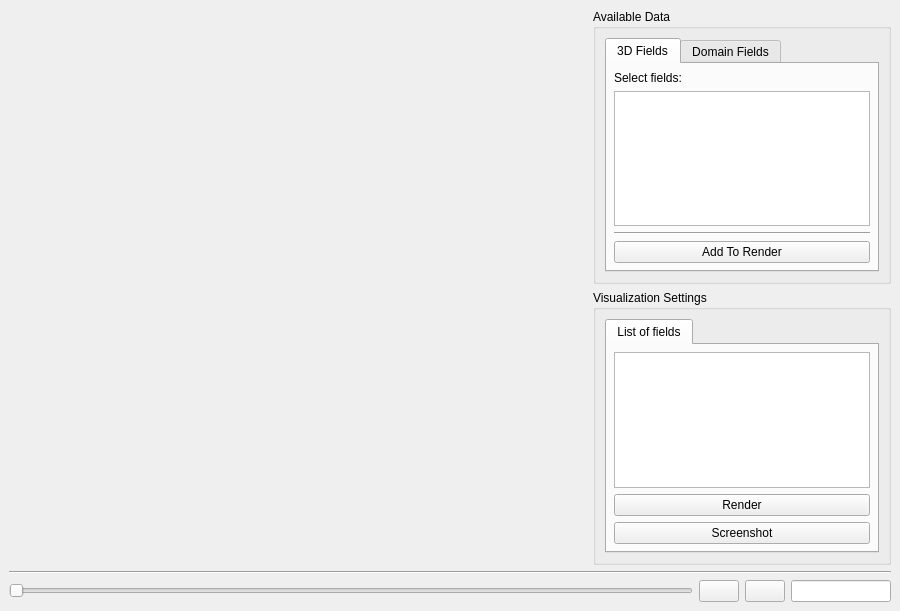
AngelFP/VisualPIC, file VisualPIC/Views/Visualizer3Dvtk.ui: the form before one commit.
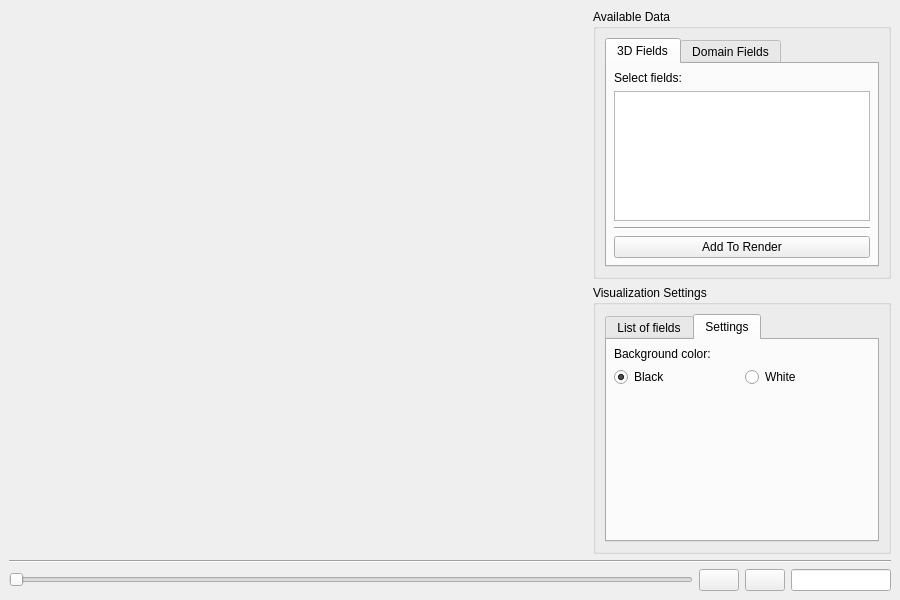
The form after the commit. The open tabs and pages were chosen to show the change. Icons and pictures are not drawn.

Commit message: Implement change of background color

Patch:
```diff
--- a/VisualPIC/Views/Visualizer3Dvtk.ui
+++ b/VisualPIC/Views/Visualizer3Dvtk.ui
@@ -7,7 +7,7 @@
     <x>0</x>
     <y>0</y>
     <width>900</width>
-    <height>611</height>
+    <height>600</height>
    </rect>
   </property>
   <property name="windowTitle">
@@ -283,6 +283,66 @@
                   </item>
                  </layout>
                 </widget>
+                <widget class="QWidget" name="tab_4">
+                 <attribute name="title">
+                  <string>Settings</string>
+                 </attribute>
+                 <layout class="QVBoxLayout" name="verticalLayout">
+                  <property name="leftMargin">
+                   <number>7</number>
+                  </property>
+                  <property name="topMargin">
+                   <number>7</number>
+                  </property>
+                  <property name="rightMargin">
+                   <number>7</number>
+                  </property>
+                  <property name="bottomMargin">
+                   <number>7</number>
+                  </property>
+                  <item>
+                   <widget class="QLabel" name="label_2">
+                    <property name="text">
+                     <string>Background color:</string>
+                    </property>
+                   </widget>
+                  </item>
+                  <item>
+                   <layout class="QHBoxLayout" name="horizontalLayout">
+                    <item>
+                     <widget class="QRadioButton" name="black_bg_radioButton">
+                      <property name="text">
+                       <string>Black</string>
+                      </property>
+                      <property name="checked">
+                       <bool>true</bool>
+                      </property>
+                     </widget>
+                    </item>
+                    <item>
+                     <widget class="QRadioButton" name="white_bg_radioButton">
+                      <property name="text">
+                       <string>White</string>
+                      </property>
+                     </widget>
+                    </item>
+                   </layout>
+                  </item>
+                  <item>
+                   <spacer name="verticalSpacer">
+                    <property name="orientation">
+                     <enum>Qt::Vertical</enum>
+                    </property>
+                    <property name="sizeHint" stdset="0">
+                     <size>
+                      <width>20</width>
+                      <height>40</height>
+                     </size>
+                    </property>
+                   </spacer>
+                  </item>
+                 </layout>
+                </widget>
                </widget>
               </item>
              </layout>
```
The commit also changes 2 other files.
